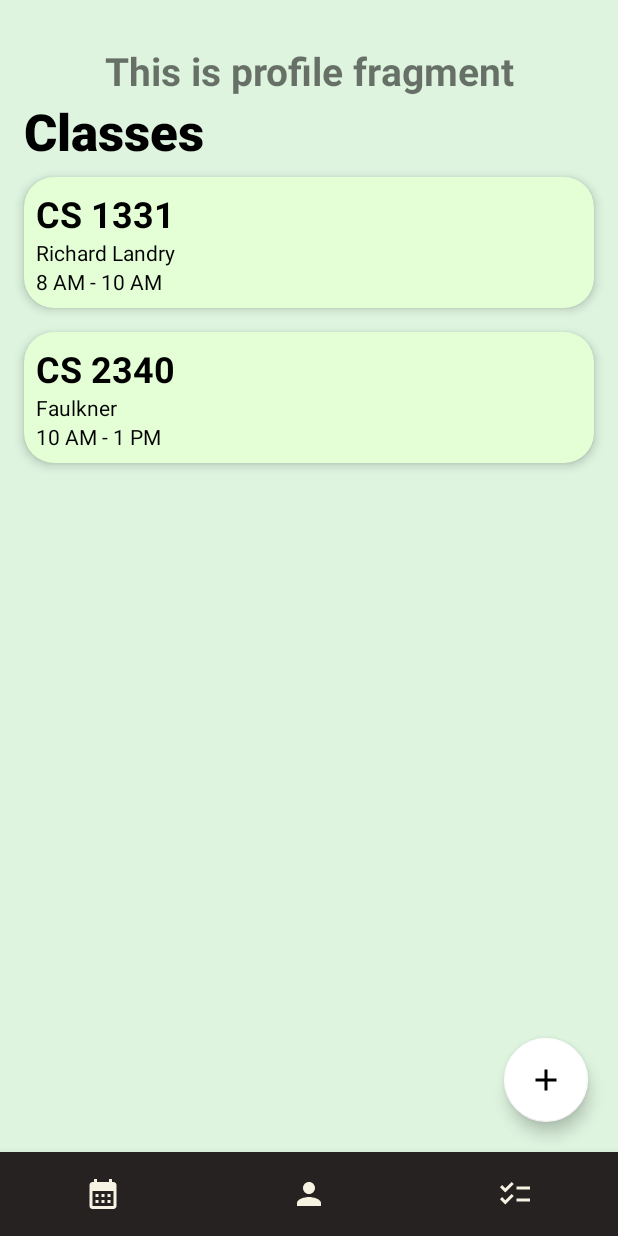
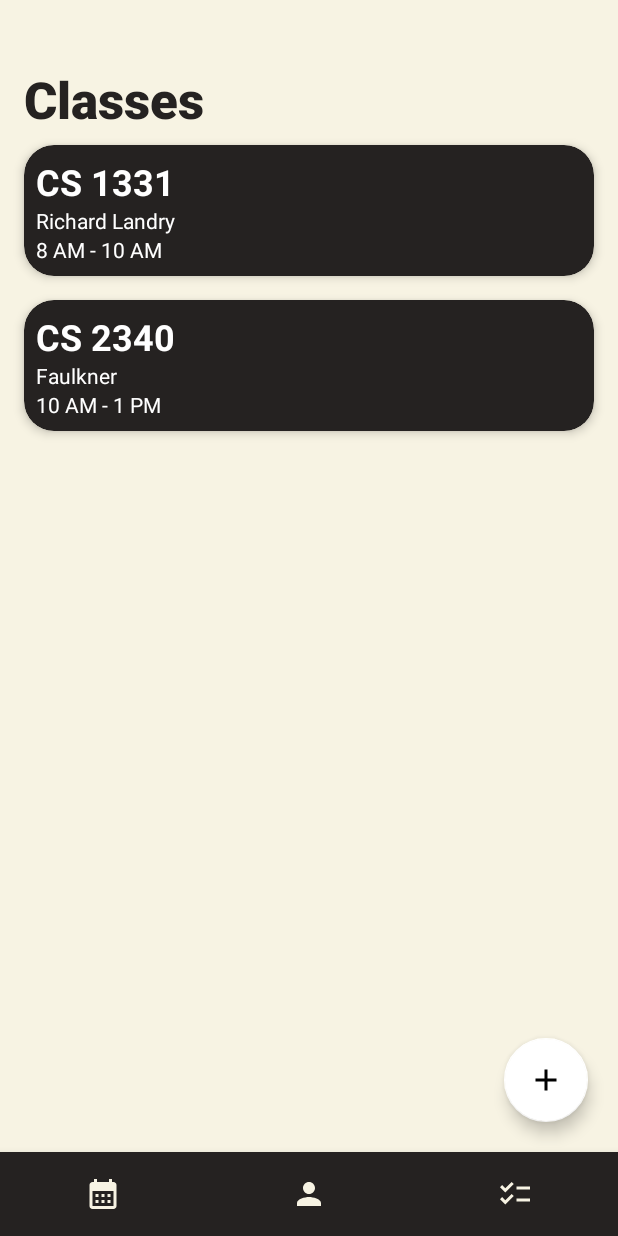
Before and after one commit to RolandHaden/SchedulerApp, an Android app: the screen it shows after launch (MainActivity), item 2 of the bottom bar chosen, on a phone screen of 412 x 824 dp. Run offline under Robolectric (Android 15) with nearby library versions, the light colour scheme and no system bars.

Commit message:
updated some coloring, events now show up with selected dates. also removed the title for the profile fragment.

```diff
--- a/app/src/main/java/com/example/schedulerapp/ui/calendar/CalendarFragment.java
+++ b/app/src/main/java/com/example/schedulerapp/ui/calendar/CalendarFragment.java
@@ -4,6 +4,8 @@ import android.os.Bundle;
 import android.view.LayoutInflater;
 import android.view.View;
 import android.view.ViewGroup;
+import android.widget.CalendarView;
+import android.widget.Toast;
 
 import androidx.annotation.NonNull;
 import androidx.fragment.app.Fragment;
@@ -16,11 +18,13 @@ import com.example.schedulerapp.R;
 import com.example.schedulerapp.databinding.FragmentCalendarBinding;
 
 import java.util.ArrayList;
+import java.util.Calendar;
 
 public class CalendarFragment extends Fragment {
 
     private FragmentCalendarBinding binding;
     private static ArrayList<eventObject> eventArrayList;
+    private static ArrayList<eventObject> storedEventArrayList = new ArrayList<>();
     public View onCreateView(@NonNull LayoutInflater inflater,
                              ViewGroup container, Bundle savedInstanceState) {
 
@@ -38,7 +42,7 @@ public class CalendarFragment extends Fragment {
         RecyclerView recyclerView = view.findViewById(R.id.eventRecyclerView);
         recyclerView.setLayoutManager(new LinearLayoutManager(getContext()));
         recyclerView.setHasFixedSize(true);
-        eventListAdapter myAdapter = new eventListAdapter(getContext(), eventArrayList);
+        eventListAdapter myAdapter = new eventListAdapter(getContext(), storedEventArrayList);
         recyclerView.setAdapter(myAdapter);
         myAdapter.notifyDataSetChanged();
 
@@ -48,13 +52,34 @@ public class CalendarFragment extends Fragment {
                 replaceFragment(new NewEventFragment());
             }
         });
+        //Calendar listener
+        CalendarView calView = (CalendarView) view.findViewById(R.id.simple_calendar_view);
+        sortArraytoDate((Calendar.getInstance().get(Calendar.MONTH) + 1) + "/" +
+                Calendar.getInstance().get(Calendar.DAY_OF_MONTH) + "/" +
+                Calendar.getInstance().get(Calendar.YEAR));
+        calView.setOnDateChangeListener(new CalendarView.OnDateChangeListener(){
+            public void onSelectedDayChange(CalendarView view, int year, int month, int dayOfMonth) {
+                //+1 is added to the month b/c CalendarView starts Jan with a 0.
+                sortArraytoDate((month + 1) + "/" + dayOfMonth + "/" + year);
+                myAdapter.notifyDataSetChanged();
+            }
+        });
     }
+    //Changes out the displayed array with one that matches the selected date
+    private void sortArraytoDate(String dateString) {
+        storedEventArrayList.clear();
+        System.out.println(dateString);
+        for(eventObject obj : eventArrayList) {
+            if (obj.getSelectedDate().equals(dateString)) {
+                storedEventArrayList.add(obj);
+            }
+        }
+    }
+
     private void dataInitialize() {
             eventArrayList = new ArrayList<>();
             eventObject[] eventArray = new eventObject[]{
-                    new eventObject("1/12/2024","Class","Skiles 112", "CS 1331", "3:00 PM"),
-                    new eventObject("1/12/2024","Class","Skiles 112", "CS 1331", "3:00 PM"),
-                    new eventObject("1/12/2024","Class","Skiles 112", "CS 1331", "3:00 PM"),
+                    new eventObject("1/29/2024","Class","Skiles 112", "CS 1331", "3:00 PM"),
                     new eventObject("1/12/2024","Class","Skiles 112", "CS 1331", "3:00 PM"),
             };
 
--- a/app/src/main/java/com/example/schedulerapp/ui/checklist/ChecklistFragment.java
+++ b/app/src/main/java/com/example/schedulerapp/ui/checklist/ChecklistFragment.java
@@ -87,7 +87,7 @@ public class ChecklistFragment extends Fragment {
             addToTaskArrayList(
                     "Sample Task Title",
                     "Sample task description",
-                    "01/01/2024",
+                    "1/1/2024",
                     false,
                     UUID.randomUUID()
             );
--- a/app/src/main/java/com/example/schedulerapp/ui/profile/ProfileFragment.java
+++ b/app/src/main/java/com/example/schedulerapp/ui/profile/ProfileFragment.java
@@ -38,8 +38,6 @@ public class ProfileFragment extends Fragment {
         binding = FragmentProfileBinding.inflate(inflater, container, false);
         View root = binding.getRoot();
 
-        final TextView textView = binding.profileText;
-        profileViewModel.getText().observe(getViewLifecycleOwner(), textView::setText);
         return root;
     }
 
--- a/app/src/main/res/layout/class_layout.xml
+++ b/app/src/main/res/layout/class_layout.xml
@@ -6,7 +6,7 @@
     android:layout_height="wrap_content"
     android:layout_marginHorizontal="16dp"
     android:layout_marginVertical="8dp"
-    android:backgroundTint="#E4FFD6"
+    android:backgroundTint="@color/gray"
     app:cardCornerRadius="20dp"
     app:cardElevation="4dp">
 
@@ -20,7 +20,7 @@
             android:layout_width="wrap_content"
             android:layout_height="wrap_content"
             android:text="Class Name"
-            android:textColor="#000000"
+            android:textColor="@color/white"
             android:textSize="24sp"
             android:textStyle="bold" />
 
@@ -30,7 +30,7 @@
             android:layout_height="wrap_content"
             android:layout_below="@id/eventType"
             android:text="Class description"
-            android:textColor="#000000" />
+            android:textColor="@color/white" />
 
         <TextView
             android:id="@+id/classTimes"
@@ -38,6 +38,6 @@
             android:layout_height="wrap_content"
             android:layout_below="@id/classEvent"
             android:text="M W F 1:00 PM - 3:00 PM"
-            android:textColor="#000000" />
+            android:textColor="@color/white" />
     </RelativeLayout>
 </androidx.cardview.widget.CardView>
--- a/app/src/main/res/layout/fragment_new_task.xml
+++ b/app/src/main/res/layout/fragment_new_task.xml
@@ -48,7 +48,8 @@
                 android:layout_width="match_parent"
                 android:layout_height="wrap_content"
                 android:ems="10"
-                android:hint="Date"
+                android:hint="Date of event (MM/DD/YYYY)"
+                android:focusable="false"
                 android:inputType="date" />
         </LinearLayout>
 
--- a/app/src/main/res/layout/fragment_profile.xml
+++ b/app/src/main/res/layout/fragment_profile.xml
@@ -5,21 +5,8 @@
     android:id="@+id/frameLayout4"
     android:layout_width="match_parent"
     android:layout_height="match_parent"
-    android:background="#DEF4DF"
+    android:background="@color/beige"
     tools:context="com.example.schedulerapp.ui.profile.ProfileFragment">
-
-    <TextView
-        android:id="@+id/profile_text"
-        android:layout_width="wrap_content"
-        android:layout_height="wrap_content"
-        android:text="@string/profile_fragment_base_text"
-        android:textSize="26sp"
-        android:textStyle="bold"
-        app:layout_constraintBottom_toBottomOf="parent"
-        app:layout_constraintEnd_toEndOf="parent"
-        app:layout_constraintStart_toStartOf="parent"
-        app:layout_constraintTop_toTopOf="parent"
-        app:layout_constraintVertical_bias="0.04000002" />
 
     <TextView
         android:id="@+id/classText"
@@ -27,14 +14,14 @@
         android:layout_height="wrap_content"
         android:fontFamily="sans-serif-black"
         android:text="@string/classes"
-        android:textColor="#000000"
+        android:textColor="@color/gray"
         android:textSize="34sp"
         app:layout_constraintBottom_toBottomOf="parent"
         app:layout_constraintEnd_toEndOf="parent"
         app:layout_constraintHorizontal_bias="0.054"
         app:layout_constraintStart_toStartOf="parent"
-        app:layout_constraintTop_toBottomOf="@+id/profile_text"
-        app:layout_constraintVertical_bias="0.0" />
+        app:layout_constraintTop_toTopOf="parent"
+        app:layout_constraintVertical_bias="0.060000002" />
 
     <androidx.recyclerview.widget.RecyclerView
         android:id="@+id/profileRecyclerView"
@@ -49,17 +36,17 @@
         tools:listitem="@layout/class_layout" />
 
     <com.google.android.material.floatingactionbutton.FloatingActionButton
-        android:contentDescription="@string/add_task"
         android:id="@+id/addButton_class"
         android:layout_width="wrap_content"
         android:layout_height="wrap_content"
         android:layout_marginEnd="20dp"
         android:layout_marginBottom="20dp"
         android:clickable="true"
+        android:contentDescription="@string/add_task"
+        android:focusable="true"
         android:src="@drawable/baseline_add_24"
         app:backgroundTint="@color/white"
         app:layout_constraintBottom_toBottomOf="parent"
-        app:layout_constraintEnd_toEndOf="parent"
-        android:focusable="true" />
+        app:layout_constraintEnd_toEndOf="parent" />
 
 </androidx.constraintlayout.widget.ConstraintLayout>
```
Also changed, not shown: app/src/main/java/com/example/schedulerapp/ui/checklist/NewTaskFragment.java (+19 -1 lines), app/src/main/res/layout/fragment_calendar.xml (+14 -6 lines), app/src/main/res/values/styles.xml (+13 -0 lines).
